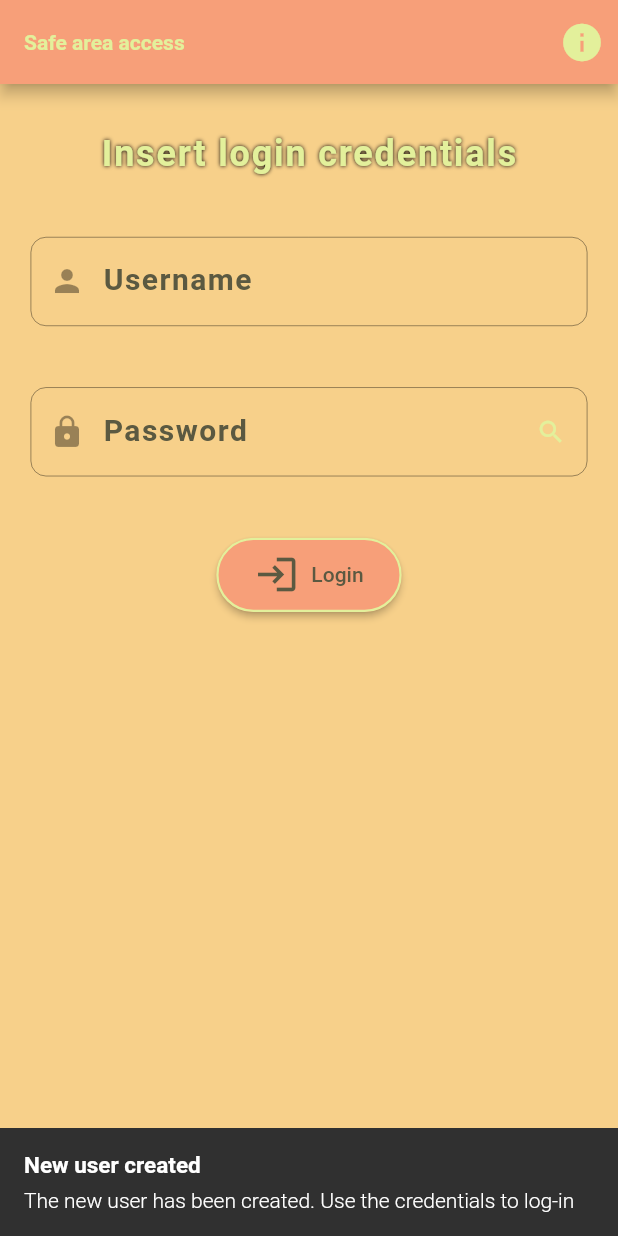
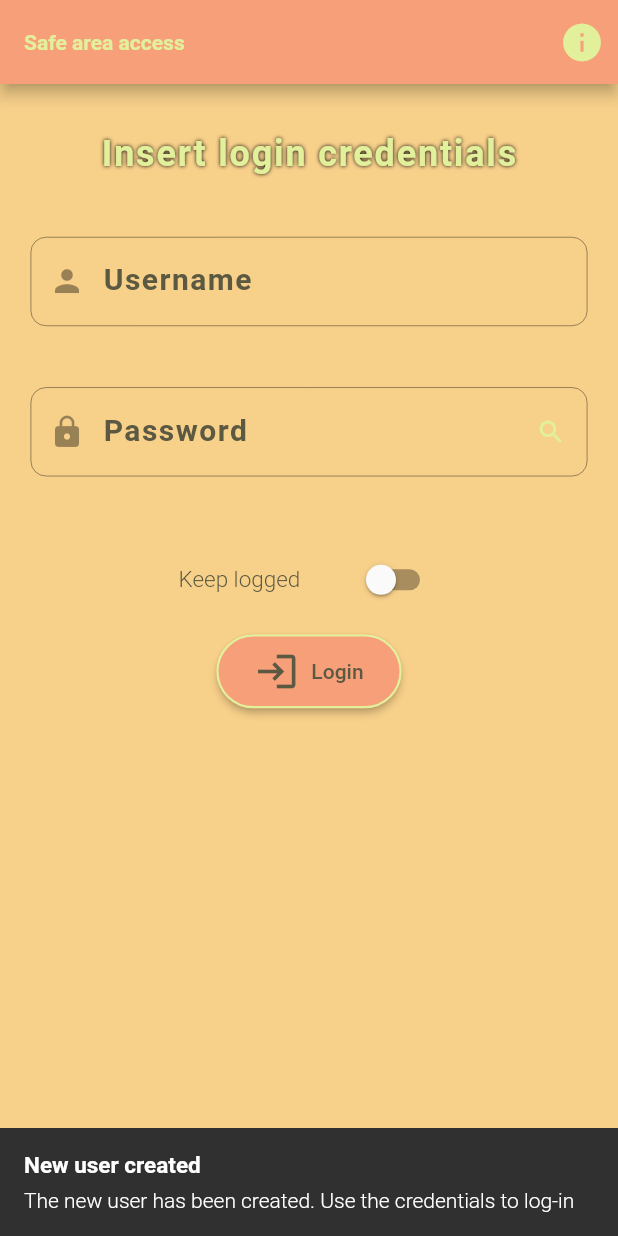
Before and after one commit to Gabriele266/MyOlder, a Flutter app: the screen it shows after launch, after a tap on "Create user", after a tap on "Login", on a phone screen of 412 x 824 dp. Run offline on Flutter 3.47's test engine with Material 2 defaults, Android fonts, the phone set to English and light mode, and no system bars; our stand-ins replace file_picker, flushbar, open_file; missing offline and left inert: aes_crypt, flutter_restart, keyboard_visibility; accounts and stored records are empty; Roboto replaces fonts that are missing (Times New Roman, Times new Roman).

Commit message:
Implemented keep login functionality (issue #23) #

```diff
--- a/my_older/lib/pages/login-page.dart
+++ b/my_older/lib/pages/login-page.dart
@@ -39,6 +39,8 @@ class _LoginNormalState extends State<LoginPage> {
   // This string contains eventual errors during the login phase
   String _errorString = '';
 
+  bool _keepLogged = false;
+
   @override
   void initState() {
     super.initState();
@@ -46,6 +48,12 @@ class _LoginNormalState extends State<LoginPage> {
     // Add listeners to the keyboard to see when it is shown
     _userController.addListener(() {});
     _passController.addListener(() {});
+
+    // Check if the login should be kept
+    UserFileManager.of(context).isLoginKept().then((value) {
+      _keepLogged = value;
+      _onLoginRequest();
+    });
   }
 
   /// Displays the 'userjustcreated message'
@@ -90,6 +98,7 @@ class _LoginNormalState extends State<LoginPage> {
             _buildHeading(),
             _buildErrorMessage(),
             _buildLoginCredentialsInput(),
+            _buildKeepLoggedSwitch(),
             _buildLoginButton(),
             _buildAdditionalSpace(),
           ],
@@ -98,6 +107,7 @@ class _LoginNormalState extends State<LoginPage> {
     );
   }
 
+  /// Builds the additional space based on the keyboard insets
   Widget _buildAdditionalSpace() {
     final media = MediaQuery.of(context);
     final height = media.viewInsets.top;
@@ -150,6 +160,25 @@ class _LoginNormalState extends State<LoginPage> {
         label: const Text(
           'Login',
         ),
+      ),
+    );
+  }
+
+  Widget _buildKeepLoggedSwitch() {
+    final media = MediaQuery.of(context);
+    final theme = Theme.of(context);
+
+    return Container(
+      width: media.size.width * 0.5,
+      padding: EdgeInsets.only(bottom: media.size.height * 0.01),
+      child: SwitchListTile(
+        title: Text('Keep logged', style: theme.textTheme.headline3),
+        value: _keepLogged,
+        onChanged: (final val) {
+          setState(() {
+            _keepLogged = val;
+          });
+        },
       ),
     );
   }
@@ -249,17 +278,34 @@ class _LoginNormalState extends State<LoginPage> {
       password: _passController.text,
     );
 
-    final bool result = await UserFileManager.of(context).login(logUser);
+    // Check the result of the loging
+    final bool result =
+        await UserFileManager.of(context).login(logUser, _keepLogged);
 
     if (result) {
       // Start loading the safe-zone-files
-      SafeFileManager man = await SafeFileManager.readConfigurationFile(
+      final man = await SafeFileManager.readConfigurationFile(
           'safe-dir', 'rc&MEuFiMoZBB8Ru*Sa8');
 
       // Check if the two users are equal
-      MyOlderUser usr = man.allowedUser;
+      final usr = man.allowedUser;
 
-      if (logUser.equals(usr)) {
+      // Do inverted control
+      if (!_keepLogged) {
+        if (logUser.equals(usr))
+          _onLoginSuccess(man);
+        else
+          _onLoginProblems();
+      } else
+        _onLoginSuccess(man);
+    } else
+      _onLoginFail();
+  }
+
+  /// Executed when the login is successful
+  ///
+  /// [man] The created [SafeFileManager]
+  void _onLoginSuccess(SafeFileManager man) {
     setState(
       () {
         _errorString = '';
@@ -271,16 +317,18 @@ class _LoginNormalState extends State<LoginPage> {
         );
       },
     );
-      } else {
-        setState(
+  }
+
+  /// Executed when there are problems during the login
+  void _onLoginProblems() => setState(
         () {
           _errorString = 'Problems during login. Login aborted. ';
           _loginBlocked = false;
         },
       );
-      }
-    } else {
-      setState(
+
+  /// Executed when the login fails
+  void _onLoginFail() => setState(
         () {
           _failedLogins++;
           _errorString =
@@ -288,8 +336,6 @@ class _LoginNormalState extends State<LoginPage> {
           _loginBlocked = false;
         },
       );
-    }
-  }
 
   /// Handles the button pression
   Future<void> _onLoginRequest() async {
--- a/my_older/lib/pages/root-create-page.dart
+++ b/my_older/lib/pages/root-create-page.dart
@@ -280,7 +280,7 @@ class _RootCreatePageState extends State<RootCreatePage> {
         UserFileManager(rootFile: 'root.cfg', safeFolder: 'safe-dir');
     manager.user = createUser;
 
-    manager.writeFile();
+    manager.writeFile(false);
 
     // Configure the safe directory and the configuration file
     var configurator = SafeFileManager(
--- a/my_older/lib/providers/user-file-manager.dart
+++ b/my_older/lib/providers/user-file-manager.dart
@@ -5,6 +5,7 @@ import 'package:flutter/material.dart';
 import 'package:path_provider/path_provider.dart';
 import 'package:provider/provider.dart';
 import 'package:aes_crypt/aes_crypt.dart';
+import 'package:xml/xml.dart';
 
 import '../constructs/myolder-user.dart';
 import '../exceptions/exceptions.dart';
@@ -36,8 +37,8 @@ class UserFileManager with ChangeNotifier {
   /// If the configuration file doesn't exists, a [FileNotFoundException] is thrown
   /// If the [rootFile] is empty, then a [NullDataException] is thrown
   /// [logUser] The user informations
-  /// TODO: Implement use of xml for the root file
-  Future<bool> login(MyOlderUser logUser) async {
+  /// [keepLogin] Indicates if the login should be kept
+  Future<bool> login(MyOlderUser logUser, bool keepLogin) async {
     if (rootFile.isNotEmpty) {
       // Get the file object
       var oFile =
@@ -50,41 +51,44 @@ class UserFileManager with ChangeNotifier {
           '%#^363#&3696^&^543&5335&73&55&2@6%232!^432!^6%&842427@!7%98^@824#969#836^@2889!862^@77#2!72355%',
         );
 
-        // Get the file lines
-        final fileLines =
-            (await decr.decryptTextFromFile(oFile.path)).split('\n');
+        final value = await decr.decryptTextFromFile(oFile.path);
 
-        // Nome utente
-        var usr = '';
-        // Password
-        var password = '';
+        try {
+          final doc = XmlDocument.parse(value);
 
-        // Read credentials
-        for (var line in fileLines) {
-          if (!line.startsWith('#')) {
-            // Controllo se si tratta di una riga che definisce il nome utente per l'accesso
-            if (line.startsWith('user-name')) {
-              usr = line.split(':')[1];
-            } else if (line.startsWith('password')) {
-              password = line.split(':')[1];
-              break;
+          // The root element
+          final root = doc.findAllElements('credentials').single;
+
+          // Check errors
+          if (root == null) {
+            return false;
           }
-          }
-        }
+
+          final bool fKeep =
+              root.findAllElements('keep-login').single.text == 'true';
 
           // Load the user informations
           user = MyOlderUser(
-          name: usr,
-          password: password,
+            name: root.findAllElements('username').first.text,
+            password: root.findAllElements('password').first.text,
           );
 
-        userLogged =
+          final logged =
               (logUser.name == user.name && logUser.password == user.password);
 
           notifyListeners();
 
+          if (fKeep)
+            return true;
+          else if (fKeep != keepLogin) {
+            writeFile(keepLogin);
+          }
+
           // return the result of the check
-        return userLogged;
+          return logged;
+        } on XmlParserException catch (_) {
+          throw RootFileWrongEncodingException();
+        }
       } else
         throw FileNotFoundException(
           file: rootFile,
@@ -103,6 +107,57 @@ class UserFileManager with ChangeNotifier {
   void logout() {
     userLogged = false;
     notifyListeners();
+  }
+
+  /// Checks if the login is kept or not
+  Future<bool> isLoginKept() async {
+    if (rootFile.isNotEmpty) {
+      // Get the file object
+      var oFile =
+          File('${(await getApplicationDocumentsDirectory()).path}/$rootFile');
+
+      // Check if file exists
+      if (oFile.existsSync()) {
+        // Leggo le righe del file
+        final decr = AesCrypt(
+          '%#^363#&3696^&^543&5335&73&55&2@6%232!^432!^6%&842427@!7%98^@824#969#836^@2889!862^@77#2!72355%',
+        );
+
+        final value = await decr.decryptTextFromFile(oFile.path);
+
+        try {
+          // Parse the document and get
+          final doc = XmlDocument.parse(value);
+
+          // The root element
+          final root = doc.findAllElements('credentials').single;
+
+          // Check errors
+          if (root == null) {
+            return false;
+          }
+
+          final bool fKeep =
+              root.findAllElements('keep-login').single.text == 'true';
+
+          return fKeep;
+        } on XmlParserException catch (_) {
+          throw RootFileWrongEncodingException();
+        }
+      } else {
+        throw FileNotFoundException(
+          file: rootFile,
+          path: oFile.path,
+        );
+      }
+    } else {
+      throw NullDataException(
+        data: 'file',
+        operationDescription:
+            'Executing the first control step for the credentials.',
+        function: 'doControl',
+      );
+    }
   }
 
   /// Checks if the configuration file for the application exists
@@ -149,7 +204,7 @@ class UserFileManager with ChangeNotifier {
   ///
   /// Needs that the member file and user of this class are set.
   /// TODO: Implement password generation
-  Future<void> writeFile() async {
+  Future<void> writeFile(bool keepLogged) async {
     // Formatto il percorso del file da creare
     if (rootFile.isNotEmpty) {
       // Check if the user informations are set
@@ -162,11 +217,29 @@ class UserFileManager with ChangeNotifier {
           '%#^363#&3696^&^543&5335&73&55&2@6%232!^432!^6%&842427@!7%98^@824#969#836^@2889!862^@77#2!72355%',
         );
 
+        // Enable overwrite
+        crt.setOverwriteMode(AesCryptOwMode.on);
+
+        // Format the document
+        var builder = XmlBuilder();
+        builder.processing('xml', 'version="1.0"');
+        builder.element('credentials', nest: () {
+          builder.element('keep-login', nest: () {
+            builder.text(keepLogged.toString());
+          });
+          builder.element('username', nest: () {
+            builder.text(user.name);
+          });
+          builder.element('password', nest: () {
+            builder.text(user.password);
+          });
+          builder.element('datetime', nest: () {
+            builder.text(DateTime.now().toString());
+          });
+        });
+
         crt.encryptTextToFile(
-          '# user informations. \n'
-          'creation-time:${DateTime.now().toString()}\n'
-          'user-name:${user.name}\n'
-          'password:${user.password}\n',
+          builder.buildDocument().toXmlString(),
           filePath,
         );
       } else
```
Lines whose indentation alone changed are shown as unchanged.
